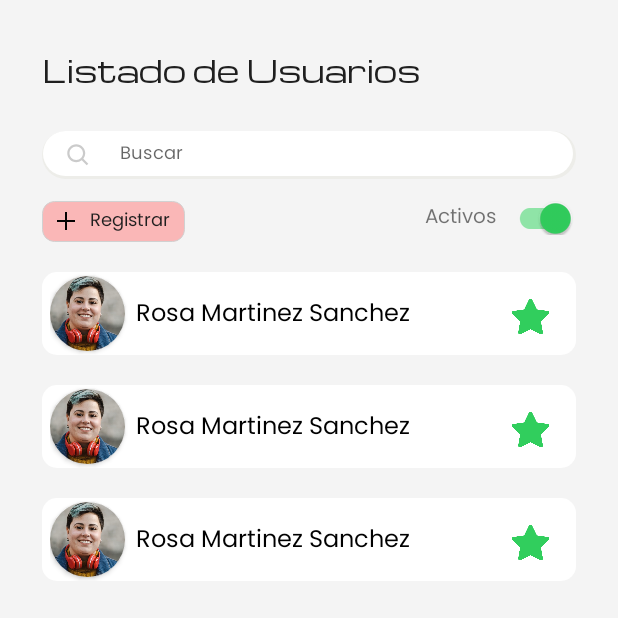
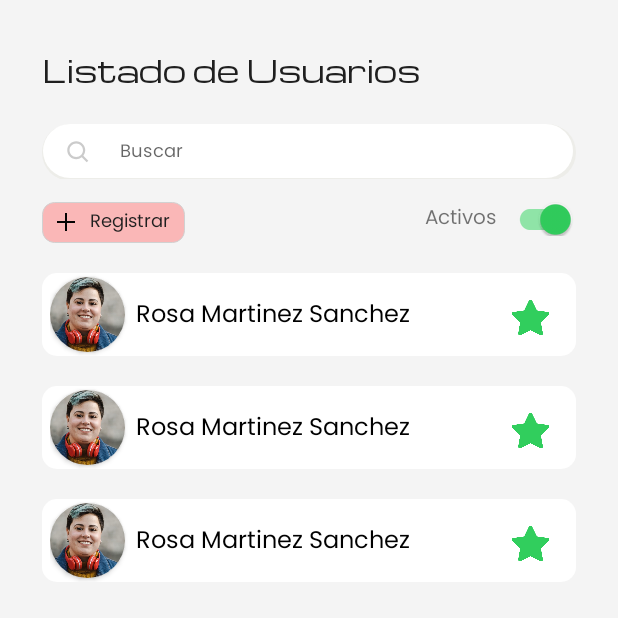
Before and after one commit to SebastianRodriguez14/gym-android-adm, an Android app: the layout fragments_users.xml on its own in the app's theme, with its tools: preview values and no code run, on a phone screen of 412 x 824 dp. Shown: the top 618 px of the screen. Run offline under Robolectric (Android 15) with nearby library versions, the phone set to English and light mode, and no system bars.

Commit message:
act-list-user

```diff
--- a/app/build.gradle
+++ b/app/build.gradle
@@ -50,6 +50,7 @@ dependencies {
 //    Retrofit
     implementation 'com.squareup.retrofit2:retrofit:2.9.0'
     implementation 'com.squareup.retrofit2:converter-gson:2.9.0'
+    implementation("com.squareup.okhttp3:logging-interceptor:4.9.3")
 
 // Material Design
     implementation 'com.google.android.material:material:1.6.1'
--- a/app/src/main/java/com/tecfit/gym_android_adm/fragments/ListUserFragment.kt
+++ b/app/src/main/java/com/tecfit/gym_android_adm/fragments/ListUserFragment.kt
@@ -23,7 +23,6 @@ class ListUserFragment : Fragment() {
 
     override fun onCreate(savedInstanceState: Bundle?) {
         super.onCreate(savedInstanceState)
-
     }
 
     override fun onCreateView(
--- a/app/src/main/res/layout/fragments_users.xml
+++ b/app/src/main/res/layout/fragments_users.xml
@@ -33,7 +33,7 @@
         android:hint=" "
         android:layout_width="match_parent"
         android:layout_height="42dp"
-        android:layout_marginTop="10dp"
+        android:layout_marginTop="5dp"
         app:startIconTint="#CBCBCB"
         app:hintTextColor="#CBCBCB"
         app:startIconDrawable="@drawable/ic_baseline_search_24"
@@ -42,7 +42,7 @@
 
         <EditText
             android:layout_width="match_parent"
-            android:layout_height="32dp"
+            android:layout_height="38dp"
             android:layout_gravity="center_vertical"
             android:paddingVertical="1dp"
             android:fontFamily="@font/poppins"
@@ -55,7 +55,8 @@
         <LinearLayout
             android:layout_width="match_parent"
             android:layout_height="wrap_content"
-            android:orientation="horizontal">
+            android:orientation="horizontal"
+            android:layout_marginTop="5dp">
             <LinearLayout
                 android:layout_width="wrap_content"
                 android:layout_height="wrap_content"
```
Also changed, not shown: app/src/main/java/com/tecfit/gym_android_adm/fragments/adapter/UserViewHolder.kt (+7 -4 lines).
